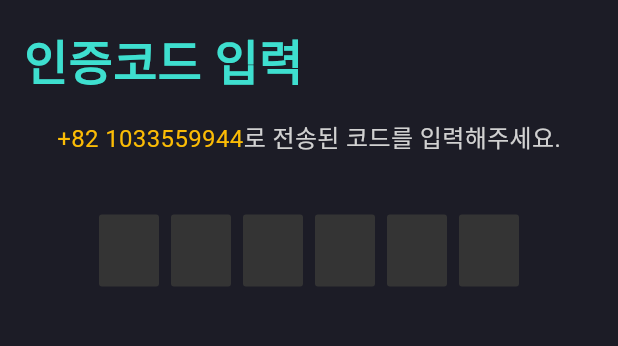
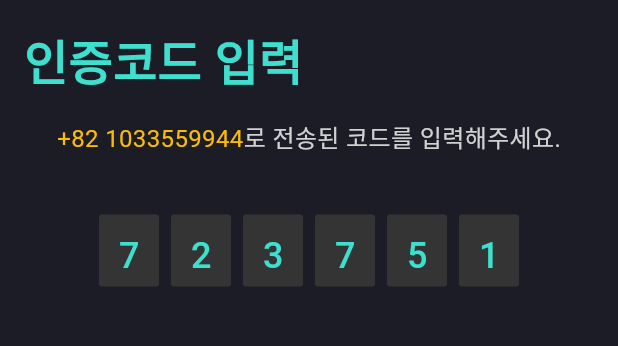
Before and after one commit to kdkcom1234/mintb-poc, a Flutter app: the PhoneVerification screen opened by its route, after a tap on "인증메시지 전송", on a phone screen of 412 x 824 dp, the part 72-418 px from its top. Run offline on Flutter 3.47's test engine with Material 2 defaults, Android fonts, the phone set to English and light mode, and no system bars; our stand-ins replace cloud_firestore, firebase_auth, firebase_core, google_sign_in; accounts and stored records are empty; Roboto replaces fonts that are missing (Pretendard); project files that could hold a hidden picture were left out.

Commit message:
인증번호 입력 까지

```diff
--- a/mintb-poc-app/lib/screens/auth/phone_verfication_code.dart
+++ b/mintb-poc-app/lib/screens/auth/phone_verfication_code.dart
@@ -1,4 +1,5 @@
 import 'package:flutter/material.dart';
+import 'package:flutter/services.dart';
 
 import '../../widgets/back_nav_button.dart';
 
@@ -13,9 +14,16 @@ class PhoneVerificationCode extends StatefulWidget {
 
 class _PhoneVerificationCodeState extends State<PhoneVerificationCode> {
   final codes = ["7", "2", "3", "7", "5", "1"];
+  final List<TextEditingController> codeControllers = [];
 
   @override
   Widget build(BuildContext context) {
+    for (final (index, code) in codes.indexed) {
+      final controller = TextEditingController();
+      controller.text = code;
+      codeControllers.add(controller);
+    }
+
     // countryCode, phone
     final Map<String, String> args =
         ModalRoute.of(context)!.settings.arguments as Map<String, String>;
@@ -92,10 +100,31 @@ class _PhoneVerificationCodeState extends State<PhoneVerificationCode> {
                     width: 40,
                     height: 48,
                     margin: EdgeInsets.only(right: index == 5 ? 0 : 8),
+                    // padding: EdgeInsets.only(top: 24),
                     decoration: ShapeDecoration(
                       color: const Color(0xFF343434),
                       shape: RoundedRectangleBorder(
                           borderRadius: BorderRadius.circular(2)),
+                    ),
+                    child: TextField(
+                      style: const TextStyle(
+                        color: Color(0xFF3DDFCE),
+                        fontSize: 24,
+                        fontFamily: 'Pretendard',
+                        fontWeight: FontWeight.w500,
+                        height: 0,
+                      ),
+                      decoration: const InputDecoration(
+                        isDense: true,
+                        contentPadding:
+                            EdgeInsets.only(left: 13, top: 32, bottom: 12),
+                        border: InputBorder.none,
+                      ),
+                      keyboardType: TextInputType.number,
+                      inputFormatters: <TextInputFormatter>[
+                        FilteringTextInputFormatter.digitsOnly
+                      ],
+                      controller: codeControllers[index],
                     ),
                   )
               ])
--- a/mintb-poc-app/lib/screens/auth/phone_verification.dart
+++ b/mintb-poc-app/lib/screens/auth/phone_verification.dart
@@ -190,8 +190,8 @@ class _PhoneVerificationState extends State<PhoneVerification> {
                             ),
                             decoration: const InputDecoration(
                               isDense: true,
-                              contentPadding: EdgeInsets.symmetric(
-                                  horizontal: 16, vertical: 17),
+                              contentPadding:
+                                  EdgeInsets.only(left: 15, top: 6, bottom: 16),
                               border: InputBorder.none,
                             ),
                             keyboardType: TextInputType.number,
--- a/mintb-poc-app/pubspec.yaml
+++ b/mintb-poc-app/pubspec.yaml
@@ -98,6 +98,8 @@ flutter:
       fonts:
         - asset: fonts/Pretendard-Regular.otf
           weight: 400
+        - asset: fonts/Pretendard-Medium.otf
+          weight: 500
         - asset: fonts/Pretendard-Bold.otf
           weight: 700
   assets:
```
